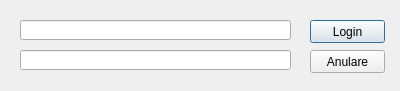
Before: the Qt Designer form authdialog.ui in lorenzo-zurini/ShopMaster, drawn with Qt 5.
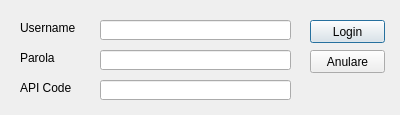
After: the same form once the commit is applied.

Commit message: Made some progress on the auth front.

Patch:
```diff
--- a/authdialog.ui
+++ b/authdialog.ui
@@ -7,9 +7,21 @@
     <x>0</x>
     <y>0</y>
     <width>400</width>
-    <height>91</height>
+    <height>115</height>
    </rect>
   </property>
+  <property name="minimumSize">
+   <size>
+    <width>400</width>
+    <height>115</height>
+   </size>
+  </property>
+  <property name="maximumSize">
+   <size>
+    <width>400</width>
+    <height>115</height>
+   </size>
+  </property>
   <property name="windowTitle">
    <string>Dialog</string>
   </property>
@@ -42,9 +54,9 @@
   <widget class="QLineEdit" name="LoginTextInput">
    <property name="geometry">
     <rect>
-     <x>20</x>
+     <x>100</x>
      <y>20</y>
-     <width>271</width>
+     <width>191</width>
      <height>20</height>
     </rect>
    </property>
@@ -52,13 +64,62 @@
   <widget class="QLineEdit" name="PasswordTextInput">
    <property name="geometry">
     <rect>
-     <x>20</x>
+     <x>100</x>
      <y>50</y>
-     <width>271</width>
+     <width>191</width>
      <height>20</height>
     </rect>
    </property>
   </widget>
+  <widget class="QLineEdit" name="APICodeTextInput">
+   <property name="geometry">
+    <rect>
+     <x>100</x>
+     <y>80</y>
+     <width>191</width>
+     <height>20</height>
+    </rect>
+   </property>
+  </widget>
+  <widget class="QLabel" name="UsernameLabel">
+   <property name="geometry">
+    <rect>
+     <x>20</x>
+     <y>20</y>
+     <width>61</width>
+     <height>16</height>
+    </rect>
+   </property>
+   <property name="text">
+    <string>Username</string>
+   </property>
+  </widget>
+  <widget class="QLabel" name="PasswordLabel">
+   <property name="geometry">
+    <rect>
+     <x>20</x>
+     <y>50</y>
+     <width>61</width>
+     <height>16</height>
+    </rect>
+   </property>
+   <property name="text">
+    <string>Parola</string>
+   </property>
+  </widget>
+  <widget class="QLabel" name="APICodeLabel">
+   <property name="geometry">
+    <rect>
+     <x>20</x>
+     <y>80</y>
+     <width>61</width>
+     <height>16</height>
+    </rect>
+   </property>
+   <property name="text">
+    <string>API Code</string>
+   </property>
+  </widget>
  </widget>
  <resources/>
  <connections/>
```
The commit also changes 2 other files.
